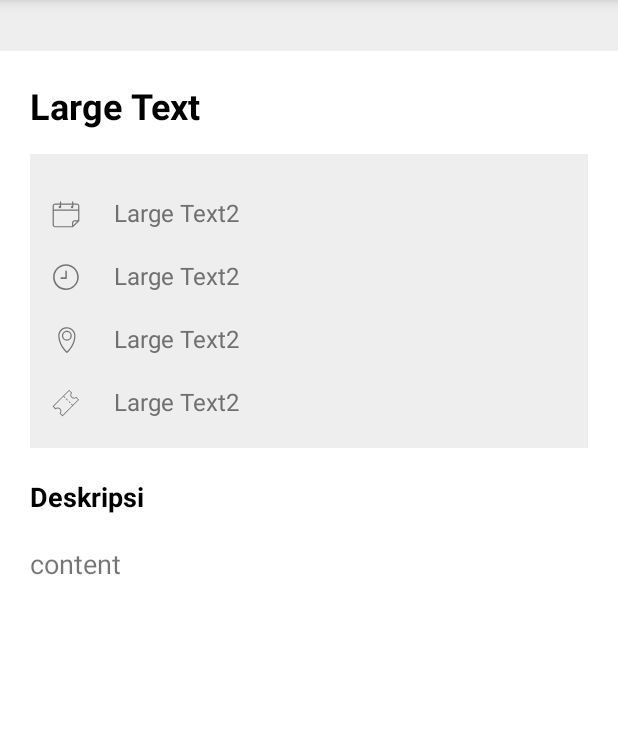
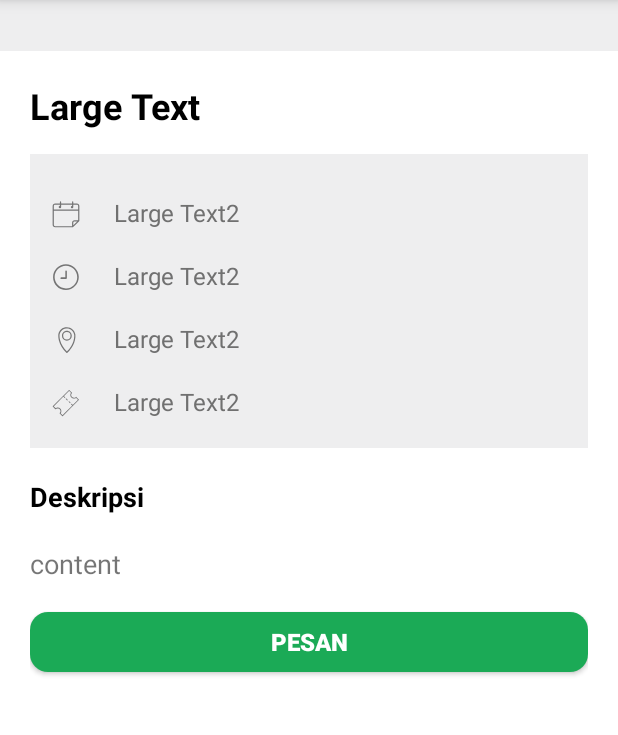
Before and after one commit to ibalm9/CariTutorProject, an Android app: the ViewFullIEvent screen opened directly, with no data from a screen before it, on a phone screen of 412 x 824 dp, the part 84-819 px from its top. Run offline under Robolectric (Android 15) with nearby library versions, the phone set to English and light mode, and no system bars; plain views replace RoundedImageView; network calls fail; 8 statements that could not run were skipped.

Commit message:
fifth commit

```diff
--- a/app/src/main/java/com/example/finalproject/Interface/ApiInterface.java
+++ b/app/src/main/java/com/example/finalproject/Interface/ApiInterface.java
@@ -6,7 +6,7 @@ import retrofit2.http.GET;
 
 public interface ApiInterface {
 
-    @GET("gzkrp")
+    @GET("12x561")
     Call<JsonData> apiCall();
 
 }
--- a/app/src/main/res/layout/activity_main.xml
+++ b/app/src/main/res/layout/activity_main.xml
@@ -727,7 +727,7 @@
        android:layout_height="wrap_content"
        android:layout_alignParentBottom="true"
        app:menu="@menu/button_navigation"
-       android:background="?android:attr/windowBackground"
+       android:background="#DBDBDB"
        >
 
    </android.support.design.widget.BottomNavigationView>
--- a/app/src/main/res/layout/fragment_profile.xml
+++ b/app/src/main/res/layout/fragment_profile.xml
@@ -195,7 +195,7 @@
                             android:layout_width="wrap_content"
                             android:layout_height="wrap_content"
                             android:gravity="center_horizontal"
-                            android:text="Tambah Acaramu"
+                            android:text="Tambah Matkul"
                             android:textAlignment="center"
                             android:textColor="@color/colorBlack"
                             android:textSize="12sp"></TextView>
@@ -221,7 +221,7 @@
                             android:layout_width="wrap_content"
                             android:layout_height="wrap_content"
                             android:gravity="center_horizontal"
-                            android:text="Pengaduan"
+                            android:text="Tutor"
                             android:textAlignment="center"
                             android:textColor="@color/colorBlack"
                             android:textSize="12sp"></TextView>
--- a/app/src/main/res/layout/view_event_detail.xml
+++ b/app/src/main/res/layout/view_event_detail.xml
@@ -204,6 +204,16 @@
                 android:textSize="18sp"></TextView>
 
 
+            <Button
+                android:layout_width="match_parent"
+                android:layout_height="40dp"
+                android:textSize="16sp"
+                android:text="PESAN"
+                android:textColor="@color/white"
+                android:textStyle="bold"
+                android:background="@drawable/gradient_bg_hover"></Button>
+
+
         </LinearLayout>
 
 
--- a/app/src/main/res/layout/view_my_drop_down_header.xml
+++ b/app/src/main/res/layout/view_my_drop_down_header.xml
@@ -32,7 +32,7 @@
         android:layout_marginLeft="6dp"
         android:padding="2dp"
         android:layout_marginRight="6dp"
-        android:text="Cek Penyelesaian"
+        android:text="Cek Jadwal"
         android:textSize="16sp"
         android:textColor="@color/colorPrimary"
         android:textStyle="bold"
--- a/app/src/main/res/layout/view_pengaduan_add.xml
+++ b/app/src/main/res/layout/view_pengaduan_add.xml
@@ -54,7 +54,7 @@
                     android:layout_width="0dp"
                     android:layout_height="wrap_content"
                     android:singleLine="true"
-                    android:hint="Kategori Pengaduan (Bencana/Fasilitas Umum)" />
+                    android:hint="Kategori (Bencana/Fasilitas Umum)" />
             </android.support.design.widget.TextInputLayout>
 
             <android.support.design.widget.TextInputLayout
```
